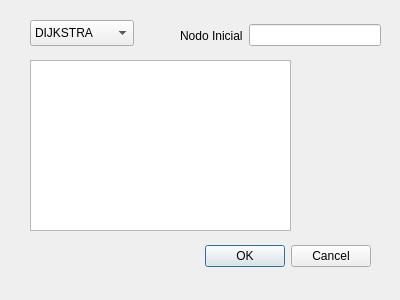
Before: the Qt Designer form cliente_1/dialoggrafos.ui in danialvaradob/Datos_Sockets_3, drawn with Qt 5.
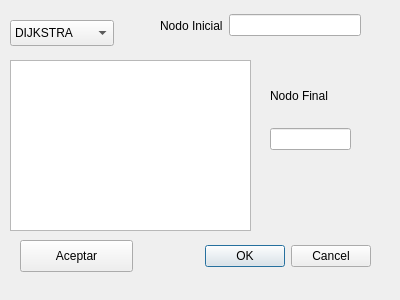
After: the same form once the commit is applied.

Diff of the .ui file:
```diff
--- a/cliente_1/dialoggrafos.ui
+++ b/cliente_1/dialoggrafos.ui
@@ -32,8 +32,8 @@
   <widget class="QWidget" name="horizontalLayoutWidget">
    <property name="geometry">
     <rect>
-     <x>180</x>
-     <y>10</y>
+     <x>160</x>
+     <y>0</y>
      <width>201</width>
      <height>51</height>
     </rect>
@@ -54,9 +54,9 @@
   <widget class="QPlainTextEdit" name="plainTextEdit">
    <property name="geometry">
     <rect>
-     <x>30</x>
+     <x>10</x>
      <y>60</y>
-     <width>261</width>
+     <width>241</width>
      <height>171</height>
     </rect>
    </property>
@@ -64,7 +64,7 @@
   <widget class="QComboBox" name="comboBox">
    <property name="geometry">
     <rect>
-     <x>30</x>
+     <x>10</x>
      <y>20</y>
      <width>104</width>
      <height>26</height>
@@ -86,6 +86,41 @@
     </property>
    </item>
   </widget>
+  <widget class="QPushButton" name="pushButton">
+   <property name="geometry">
+    <rect>
+     <x>20</x>
+     <y>240</y>
+     <width>113</width>
+     <height>32</height>
+    </rect>
+   </property>
+   <property name="text">
+    <string>Aceptar</string>
+   </property>
+  </widget>
+  <widget class="QWidget" name="verticalLayoutWidget">
+   <property name="geometry">
+    <rect>
+     <x>270</x>
+     <y>70</y>
+     <width>81</width>
+     <height>80</height>
+    </rect>
+   </property>
+   <layout class="QVBoxLayout" name="verticalLayout">
+    <item>
+     <widget class="QLabel" name="label_2">
+      <property name="text">
+       <string>Nodo Final</string>
+      </property>
+     </widget>
+    </item>
+    <item>
+     <widget class="QLineEdit" name="lineEdit_2"/>
+    </item>
+   </layout>
+  </widget>
  </widget>
  <resources/>
  <connections>
```
